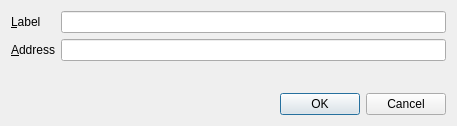
Old version of the form src/qt/forms/editaddressdialog.ui in the repository CryptoCoderz/UgandanKnucklesCoin.
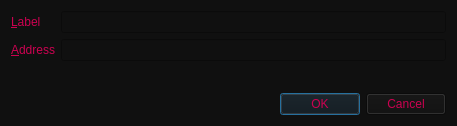
New version of the form.

```diff
--- a/src/qt/forms/editaddressdialog.ui
+++ b/src/qt/forms/editaddressdialog.ui
@@ -13,6 +13,10 @@
   <property name="windowTitle">
    <string>Edit Address</string>
   </property>
+  <property name="styleSheet">
+   <string notr="true">color: rgb(204, 1, 80);
+background-color: rgb(16, 16, 16);</string>
+  </property>
   <layout class="QVBoxLayout" name="verticalLayout">
    <item>
     <layout class="QFormLayout" name="formLayout">
```
